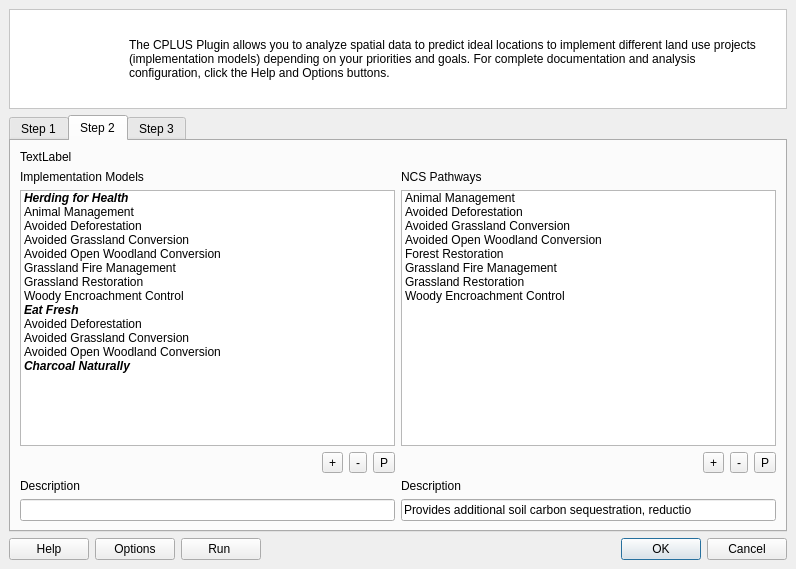
Old version of the form src/cplus_plugin/ui/qgis_cplus_main_dockwidget.ui in the repository ConservationInternational/cplus-plugin.
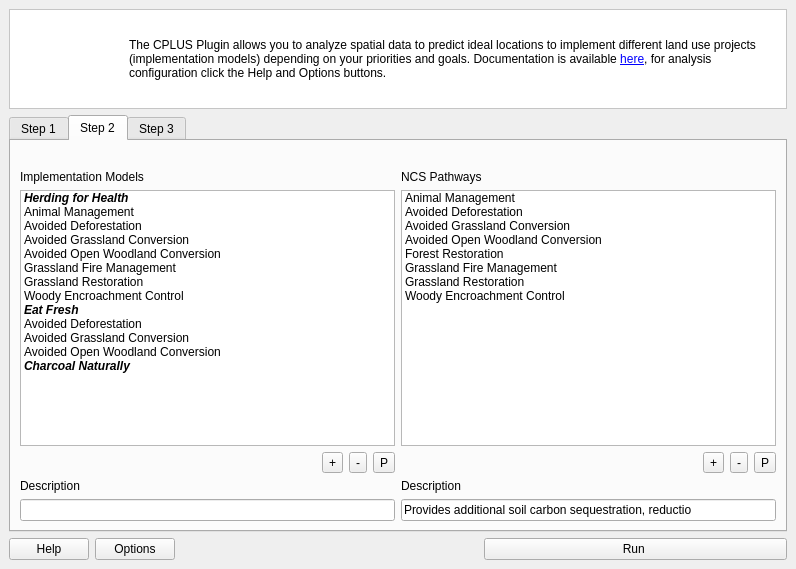
New version of the form. The open tabs and pages were chosen to show the change. Icons and pictures are not drawn. Custom widgets are drawn as their Qt base class.

Commit message: include documentation links

```diff
--- a/src/cplus_plugin/ui/qgis_cplus_main_dockwidget.ui
+++ b/src/cplus_plugin/ui/qgis_cplus_main_dockwidget.ui
@@ -57,7 +57,7 @@
         </rect>
        </property>
        <property name="text">
-        <string>The CPLUS Plugin allows you to analyze spatial data to predict ideal locations to implement different land use projects (implementation models) depending on your priorities and goals. For complete documentation and analysis configuration, click the Help and Options buttons.</string>
+        <string>&lt;html&gt;&lt;head/&gt;&lt;body&gt;&lt;p&gt;The CPLUS Plugin allows you to analyze spatial data to predict ideal locations to implement different land use projects (implementation models) depending on your priorities and goals. Documentation is available &lt;a href=&quot;https://kartoza.github.io/cplus-plugin&quot;&gt;&lt;span style=&quot; text-decoration: underline; color:#0000ff;&quot;&gt;here&lt;/span&gt;&lt;/a&gt;, for analysis configuration click the Help and Options buttons.&lt;/p&gt;&lt;/body&gt;&lt;/html&gt;</string>
        </property>
        <property name="wordWrap">
         <bool>true</bool>
@@ -204,7 +204,7 @@
         <item row="0" column="0">
          <widget class="QLabel" name="label_73">
           <property name="text">
-           <string>TextLabel</string>
+           <string/>
           </property>
          </widget>
         </item>
@@ -1547,7 +1547,26 @@
          </widget>
         </item>
         <item>
-         <widget class="QPushButton" name="pushButton_11">
+         <spacer name="horizontalSpacer">
+          <property name="orientation">
+           <enum>Qt::Horizontal</enum>
+          </property>
+          <property name="sizeHint" stdset="0">
+           <size>
+            <width>40</width>
+            <height>20</height>
+           </size>
+          </property>
+         </spacer>
+        </item>
+        <item>
+         <widget class="QPushButton" name="run_btn">
+          <property name="sizePolicy">
+           <sizepolicy hsizetype="Expanding" vsizetype="Minimum">
+            <horstretch>0</horstretch>
+            <verstretch>0</verstretch>
+           </sizepolicy>
+          </property>
           <property name="text">
            <string>Run </string>
           </property>
@@ -1555,16 +1574,6 @@
         </item>
        </layout>
       </item>
-      <item>
-       <widget class="QDialogButtonBox" name="buttonBox">
-        <property name="orientation">
-         <enum>Qt::Horizontal</enum>
-        </property>
-        <property name="standardButtons">
-         <set>QDialogButtonBox::Cancel|QDialogButtonBox::Ok</set>
-        </property>
-       </widget>
-      </item>
      </layout>
     </item>
    </layout>
```
Left out of the diff: 11 changed lines with no effect on the pictures. The commit also changes 3 other files.
